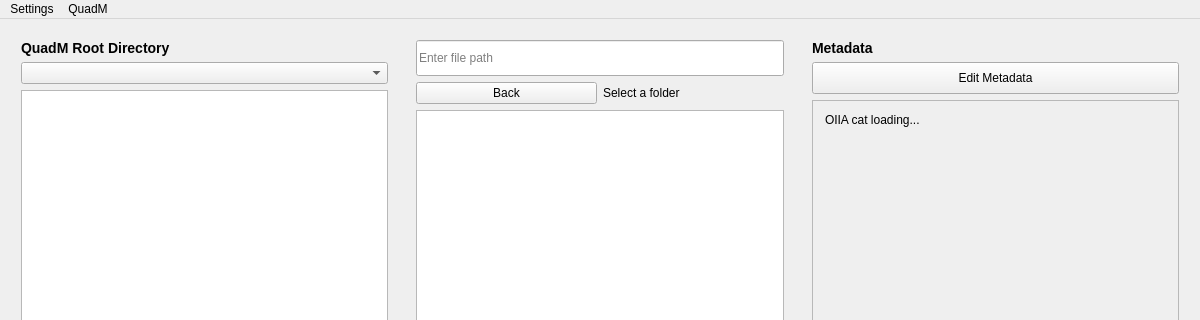
First picture: the form in code/src/QuadMGUI/MainWindow.ui, repository University-of-Colorado-Anschutz-Denver/CSCI-3508-Group-6, before the edit; both pictures show x 0 to 1200 and y 0 to 320 of the 1200 by 700 pixel window.
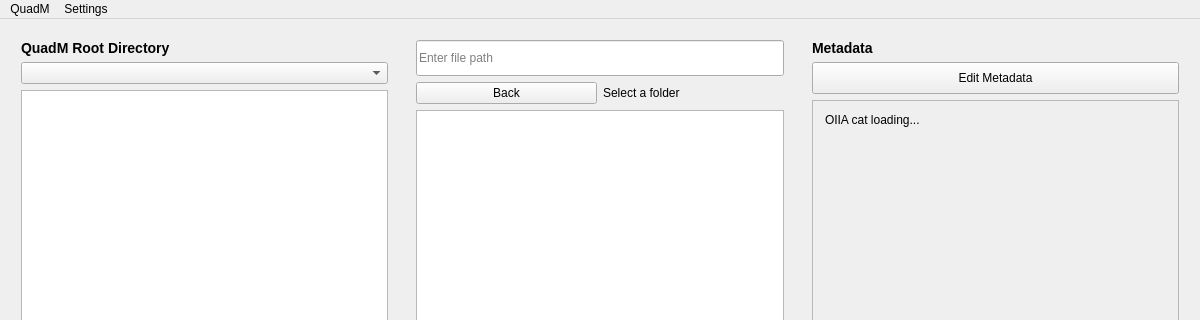
Second picture: the form after the edit.

Commit message: File search path- url processing

Patch:
```diff
--- a/code/src/QuadMGUI/MainWindow.ui
+++ b/code/src/QuadMGUI/MainWindow.ui
@@ -363,8 +363,8 @@
      <string>Settings</string>
     </property>
    </widget>
-   <addaction name="menuSettings"/>
    <addaction name="menuQuadM"/>
+   <addaction name="menuSettings"/>
   </widget>
   <widget class="QStatusBar" name="statusbar"/>
  </widget>
```
Left out of the diff: 3 changed lines with no effect on the pictures. The commit also changes 1 other file.
